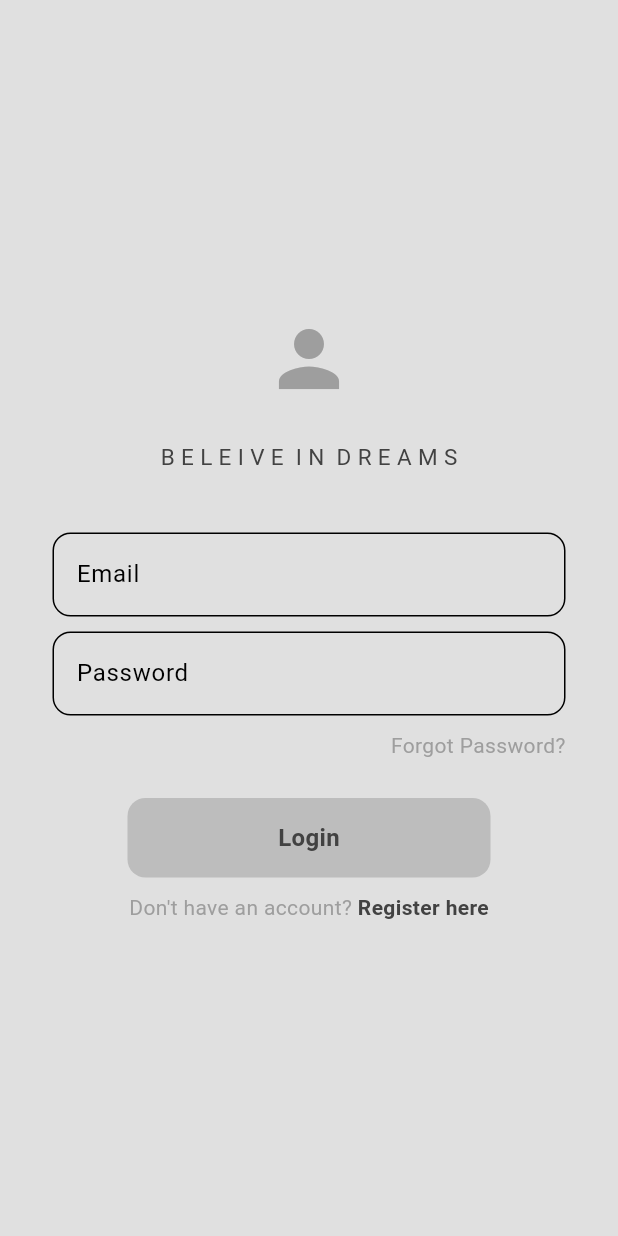
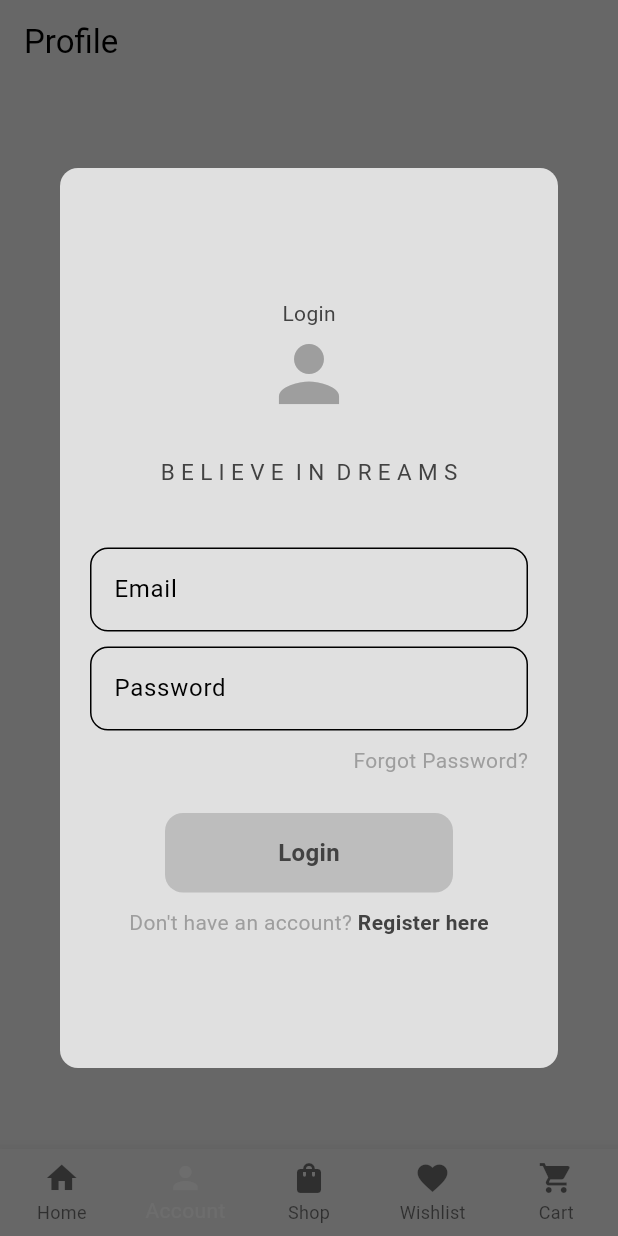
Before and after one commit to shereemorrison/bid, a Flutter app: the screen it shows after launch, item 2 of the bottom bar chosen, after a tap on "Login", on a phone screen of 412 x 824 dp. Run offline on Flutter 3.47's test engine with Material 3 defaults, Android fonts, the phone set to English and light mode, and no system bars; our stand-ins replace firebase_auth, firebase_core; accounts and stored records are empty.

Commit message:
Changed login and registration to be modals instead of pages

```diff
--- a/lib/components/my_navbar.dart
+++ b/lib/components/my_navbar.dart
@@ -1,45 +1,17 @@
-import 'package:bid/pages/cart_page.dart';
-import 'package:bid/pages/intro_page.dart';
-import 'package:bid/pages/profile_page.dart';
-import 'package:bid/pages/shop_page.dart';
-import 'package:bid/pages/wishlist_page.dart';
 import 'package:flutter/material.dart';
 
-class MyNavbar extends StatefulWidget {
-  const MyNavbar({super.key});
+class MyNavbar extends StatelessWidget {
+  final ValueChanged<int> onItemTapped;
+  final int selectedIndex;
 
-  @override
-  State<MyNavbar> createState() => _MyNavbarState();
-}
-
-class _MyNavbarState extends State<MyNavbar> {
-
-  int _selectedIndex = 0;
-
-  void _navigateBottomBar(int index){
-    setState(() {
-      _selectedIndex = index;
-    });
-  }
-
-  // List of screens corresponding to the BottomNavigationBar items
-  List<Widget> _pages = [
-    IntroPage(),
-    ProfilePage(),
-    ShopPage(),
-    WishlistPage(),
-    CartPage(),
-  ];
+  const MyNavbar({super.key, required this.onItemTapped, required this.selectedIndex});
 
   @override
   Widget build(BuildContext context) {
-    return Scaffold(
-        body: _pages[_selectedIndex],
-        bottomNavigationBar: BottomNavigationBar(
-        currentIndex: _selectedIndex,
-        onTap: _navigateBottomBar,
-        type: BottomNavigationBarType.fixed, // Static navigation bar
-
+    return BottomNavigationBar(
+      currentIndex: selectedIndex,
+      onTap: onItemTapped,
+      type: BottomNavigationBarType.fixed,
       items: const [
         BottomNavigationBarItem(icon: Icon(Icons.home), label: 'Home'),
         BottomNavigationBarItem(icon: Icon(Icons.person), label: 'Account'),
@@ -47,6 +19,6 @@ class _MyNavbarState extends State<MyNavbar> {
         BottomNavigationBarItem(icon: Icon(Icons.favorite), label: 'Wishlist'),
         BottomNavigationBarItem(icon: Icon(Icons.shopping_cart), label: 'Cart'),
       ],
-    ));
+    );
   }
 }
--- a/lib/components/my_product_tile.dart
+++ b/lib/components/my_product_tile.dart
@@ -1,5 +1,5 @@
-import 'package:bid/models/products.dart';
-import 'package:bid/models/shop.dart';
+import 'package:bid/modals/products.dart';
+import 'package:bid/modals/shop.dart';
 import 'package:flutter/material.dart';
 import 'package:provider/provider.dart';
 
--- a/lib/main.dart
+++ b/lib/main.dart
@@ -1,19 +1,17 @@
-import 'package:bid/models/shop.dart';
+import 'package:bid/modals/shop.dart';
 import 'package:bid/pages/cart_page.dart';
 import 'package:bid/pages/intro_page.dart';
-import 'package:bid/pages/login_page.dart';
 import 'package:bid/pages/profile_page.dart';
-import 'package:bid/pages/registration_page.dart';
 import 'package:bid/pages/shop_page.dart';
-import 'package:bid/pages/signup_page.dart';
 import 'package:bid/pages/wishlist_page.dart';
 import 'package:bid/themes/dark_mode.dart';
 import 'package:flutter/material.dart';
 import 'package:bid/themes/light_mode.dart';
-import 'package:bid/components/my_button.dart';
 import 'package:provider/provider.dart';
+import 'package:firebase_core/firebase_core.dart';
+import 'package:bid/modals/loginpage.dart';
+import 'package:bid/modals/registrationpage.dart';
 import 'package:bid/components/my_navbar.dart';
-import 'package:firebase_core/firebase_core.dart';
 
 void main() async {
   WidgetsFlutterBinding.ensureInitialized();
@@ -41,11 +39,8 @@ class MyApp extends StatelessWidget {
         routes: {
           '/intro_page': (context) => const IntroPage(),
           '/shop_page': (context) => const ShopPage(),
-          '/login_page': (context) => LoginPage(onTap: () {}), // No navbar here
           '/cart_page' : (context) => const CartPage(),
           '/profile_page' : (context) => const ProfilePage(),
-          '/signup_page' : (context) => const SignupPage(),
-          '/registration_page' : (context) => RegistrationPage(onTap: () {}),
           '/wishlist_page' : (context) => const WishlistPage(),
         },
         home: const MyHomePage(),
@@ -58,13 +53,12 @@ class MyHomePage extends StatefulWidget {
   const MyHomePage({super.key});
 
   @override
-  _MyHomePageState createState() => _MyHomePageState();
+  MyHomePageState createState() => MyHomePageState();
 }
 
-class _MyHomePageState extends State<MyHomePage> {
+class MyHomePageState extends State<MyHomePage> {
   int _selectedIndex = 0;
 
-  // Pages for navigation
   final List<Widget> _pages = [
     const IntroPage(),
     const ProfilePage(),
@@ -82,12 +76,37 @@ class _MyHomePageState extends State<MyHomePage> {
   @override
   Widget build(BuildContext context) {
     return Scaffold(
-      appBar: AppBar(
-        title: const Text('BID'),
-        backgroundColor: Colors.blue,
+      appBar: AppBar(title: Text(_getAppBarTitle())),
+      body: _pages[_selectedIndex],
+      bottomNavigationBar: MyNavbar(
+        onItemTapped: _onItemTapped,
+        selectedIndex: _selectedIndex,
       ),
-      body: _pages[_selectedIndex],
-      bottomNavigationBar: MyNavbar(), // Global navbar component
     );
   }
+
+  String _getAppBarTitle() {
+    var currentRoute = ModalRoute.of(context)?.settings.name;
+
+    if (currentRoute == '/login') {
+      return "Login";
+    } else if (currentRoute == '/register') {
+      return "Register";
+    }
+
+    switch (_selectedIndex) {
+      case 0:
+        return "Intro";
+      case 1:
+        return "Profile";
+      case 2:
+        return "Shop";
+      case 3:
+        return "Wishlist";
+      case 4:
+        return "Cart";
+      default:
+        return "Home";
+    }
+  }
 }
--- /dev/null
+++ b/lib/modals/loginpage.dart
@@ -0,0 +1,145 @@
+import 'package:bid/components/my_appbar.dart';
+import 'package:bid/components/my_navbar.dart';
+import 'package:firebase_auth/firebase_auth.dart';
+import 'package:flutter/material.dart';
+import 'package:bid/components/my_textfield.dart';
+import 'package:bid/components/my_button.dart';
+import 'package:bid/pages/shop_page.dart';
+import 'package:bid/pages/profile_page.dart';
+
+class LoginPage extends StatefulWidget {
+  final void Function()? onTap;
+
+  LoginPage({super.key, required this.onTap});
+
+  @override
+  _LoginPageState createState() => _LoginPageState();
+}
+
+class _LoginPageState extends State<LoginPage> {
+  final TextEditingController emailController = TextEditingController();
+  final TextEditingController passwordController = TextEditingController();
+
+  final FirebaseAuth _auth = FirebaseAuth.instance;
+
+  User? _user;
+
+  @override
+  void initState() {
+    super.initState();
+    _user = _auth.currentUser;
+  }
+
+  Future<void> signIn() async {
+    try {
+      final UserCredential userCredential = await _auth.signInWithEmailAndPassword(
+        email: emailController.text,
+        password: passwordController.text.trim(),
+      );
+
+      ScaffoldMessenger.of(context).showSnackBar(
+        SnackBar(
+          content: const Text("Login Successful!"),
+          duration: const Duration(seconds: 1),
+          backgroundColor: Colors.black,
+        ),
+      );
+
+      // Close the modal
+      Navigator.pop(context);
+
+      // Show Profile Page
+      Navigator.pushNamed(context, '/shop_page')
+    ; // Navigate to Profile Page
+
+    } catch (e) {
+      print("Error signing in: $e");
+    }
+  }
+
+  @override
+  Widget build(BuildContext context) {
+    return Dialog(
+      shape: RoundedRectangleBorder(
+        borderRadius: BorderRadius.circular(12),
+      ),
+      child: Container(
+        width: 600,
+        height: 600,
+          child: Padding(
+              padding: const EdgeInsets.all(20.0),
+              child: Column(
+                mainAxisAlignment: MainAxisAlignment.center, crossAxisAlignment: CrossAxisAlignment.center,
+              children: [
+                Text("Login"),
+                Icon(
+                  Icons.person,
+                  size: 60,
+                  color: Theme.of(context).colorScheme.inversePrimary,
+                ),
+                const SizedBox(height: 25),
+                Text(
+                  "B E L I E V E  I N  D R E A M S",
+                  style: TextStyle(
+                    fontSize: 15,
+                    color: Colors.grey[800],
+                  ),
+                ),
+                const SizedBox(height: 40),
+                MyTextField(
+                  hintText: "Email",
+                  obscureText: false,
+                  controller: emailController,
+                ),
+                const SizedBox(height: 10),
+                MyTextField(
+                  hintText: "Password",
+                  obscureText: true,
+                  controller: passwordController,
+                ),
+                const SizedBox(height: 10),
+                Row(
+                  mainAxisAlignment: MainAxisAlignment.end,
+                  children: [
+                    Text(
+                      "Forgot Password?",
+                      style: TextStyle(
+                          color: Theme.of(context).colorScheme.inversePrimary),
+                    ),
+                  ],
+                ),
+                const SizedBox(height: 25),
+                GestureDetector(
+                  onTap: signIn,
+                  child: MyButton(
+                    text: "Login",
+                    onTap: signIn,
+                  ),
+                ),
+                const SizedBox(height: 10),
+                Row(
+                  mainAxisAlignment: MainAxisAlignment.center,
+                  children: [
+                    Text(
+                      "Don't have an account?",
+                      style: TextStyle(
+                          color: Theme.of(context).colorScheme.inversePrimary),
+                    ),
+                    GestureDetector(
+                      onTap: widget.onTap,
+                      child: Text(
+                        " Register here",
+                        style: TextStyle(
+                          fontWeight: FontWeight.bold,
+                        ),
+                      ),
+                    ),
+                  ],
+                ),
+              ],
+                        ),
+            ),
+        ),
+      );
+  }
+}
--- a/lib/models/shop.dart
+++ b/lib/modals/shop.dart
@@ -1,4 +1,4 @@
-import 'package:bid/models/products.dart';
+import 'package:bid/modals/products.dart';
 import 'package:flutter/cupertino.dart';
 
 class Shop extends ChangeNotifier {
--- a/lib/pages/login_page.dart
+++ b/lib/pages/login_page.dart
@@ -1,4 +1,5 @@
-
+/*
+import 'package:bid/components/my_appbar.dart';
 import 'package:firebase_auth/firebase_auth.dart';
 import 'package:flutter/material.dart';
 import 'package:bid/components/my_textfield.dart';
@@ -72,6 +73,7 @@ class _LoginPageState extends State<LoginPage> {
   @override
   Widget build(BuildContext context) {
     return Scaffold(
+      appBar: const MyAppbar(title: "Login"),
         body: Padding(
           padding: const EdgeInsets.all(35.0),
           child: Column(
@@ -143,6 +145,7 @@ class _LoginPageState extends State<LoginPage> {
             ],
           ),
         ),
-      );
+    );
   }
 }
+*/
--- a/lib/pages/profile_page.dart
+++ b/lib/pages/profile_page.dart
@@ -1,48 +1,82 @@
+import 'package:bid/components/my_appbar.dart';
 import 'package:bid/components/my_button.dart';
 import 'package:bid/components/my_navbar.dart';
 import 'package:flutter/material.dart';
 import 'package:bid/components/my_drawer.dart';
+import 'package:bid/modals/loginpage.dart';
+import 'package:bid/modals//registrationpage.dart';
 
 class ProfilePage extends StatelessWidget {
   const ProfilePage({super.key});
 
-  //login method
-
   @override
   Widget build(BuildContext context) {
     return Scaffold(
-        appBar: AppBar(
-            backgroundColor: Colors.transparent,
-            elevation: 0,
-            foregroundColor: Theme.of(context).colorScheme.inversePrimary,
-            title: const Text("Profile")
-        ),
       body: Center(
         child: Column(
-            mainAxisAlignment: MainAxisAlignment.start, // Centers vertically
-            crossAxisAlignment: CrossAxisAlignment.center, // Centers horizontally
+          mainAxisAlignment: MainAxisAlignment.center,
+          crossAxisAlignment: CrossAxisAlignment.center,
           children: [
-              Icon(Icons.person,
+            Icon(
+              Icons.person,
               size: 60,
               color: Theme.of(context).colorScheme.inversePrimary,
             ),
-
-            const SizedBox(height: 100),
-
+            const SizedBox(height: 30),
+            Text("B E L I E V E  I N  D R E A M S"),
+            const SizedBox(height: 30),
             MyButton(
               text: "Login",
               onTap: () {
-                  Navigator.pushNamed(context, '/login_page');
-                }
+                // Show login modal
+                showDialog(
+                  context: context,
+                  builder: (BuildContext context) {
+                    return LoginPage(
+                      onTap: () {
+                        // Navigate to RegistrationPage when tapping 'Register here'
+                        showDialog(
+                          context: context,
+                          builder: (BuildContext context) {
+                            return RegistrationPage(
+                              onTap: () {
+                                Navigator.pop(context); // Close the modal
+                              },
+                            );
+                          },
+                        );
+                      },
+                    );
+                  },
+                );
+              },
             ),
-
-              const SizedBox(height: 15), // Adds space between buttons
-
+            const SizedBox(height: 15),
             MyButton(
               text: "Register",
               onTap: () {
-                    Navigator.pushNamed(context, '/registration_page');
-                  }
+                // Show registration modal
+                showDialog(
+                  context: context,
+                  builder: (BuildContext context) {
+                    return RegistrationPage(
+                      onTap: () {
+                        // Navigate to LoginPage when tapping 'Login here'
+                        showDialog(
+                          context: context,
+                          builder: (BuildContext context) {
+                            return LoginPage(
+                              onTap: () {
+                                Navigator.pop(context); // Close the modal
+                              },
+                            );
+                          },
+                        );
+                      },
+                    );
+                  },
+                );
+              },
             ),
           ],
         ),
--- a/lib/pages/registration_page.dart
+++ b/lib/pages/registration_page.dart
@@ -1,3 +1,4 @@
+/*import 'package:bid/components/my_appbar.dart';
 import 'package:bid/components/my_button.dart';
 import 'package:bid/components/my_navbar.dart';
 import 'package:bid/components/my_textfield.dart';
@@ -17,15 +18,12 @@ class RegistrationPage extends StatelessWidget {
   final TextEditingController confirmPwController = TextEditingController();
 
 
-
   //register method
   void register() {}
 
   @override
   Widget build(BuildContext context) {
     return Scaffold(
-      appBar: AppBar(
-      ),
       //drawer: MyDrawer(),
       backgroundColor: Theme.of(context).colorScheme.surface,
       body: Padding(
@@ -130,3 +128,4 @@ class RegistrationPage extends StatelessWidget {
     );
   }
 }
+*/
```
Also changed, not shown: lib/components/my_appbar.dart (added, +19 -0 lines), lib/modals/registrationpage.dart (added, +113 -0 lines), lib/pages/cart_page.dart (+9 -11 lines), lib/pages/shop_page.dart (+2 -10 lines), lib/pages/signup_page.dart (+3 -4 lines), lib/pages/wishlist_page.dart (+1 -8 lines), lib/modals/products.dart (renamed from lib/models/products.dart). Lines whose indentation alone changed are shown as unchanged.
